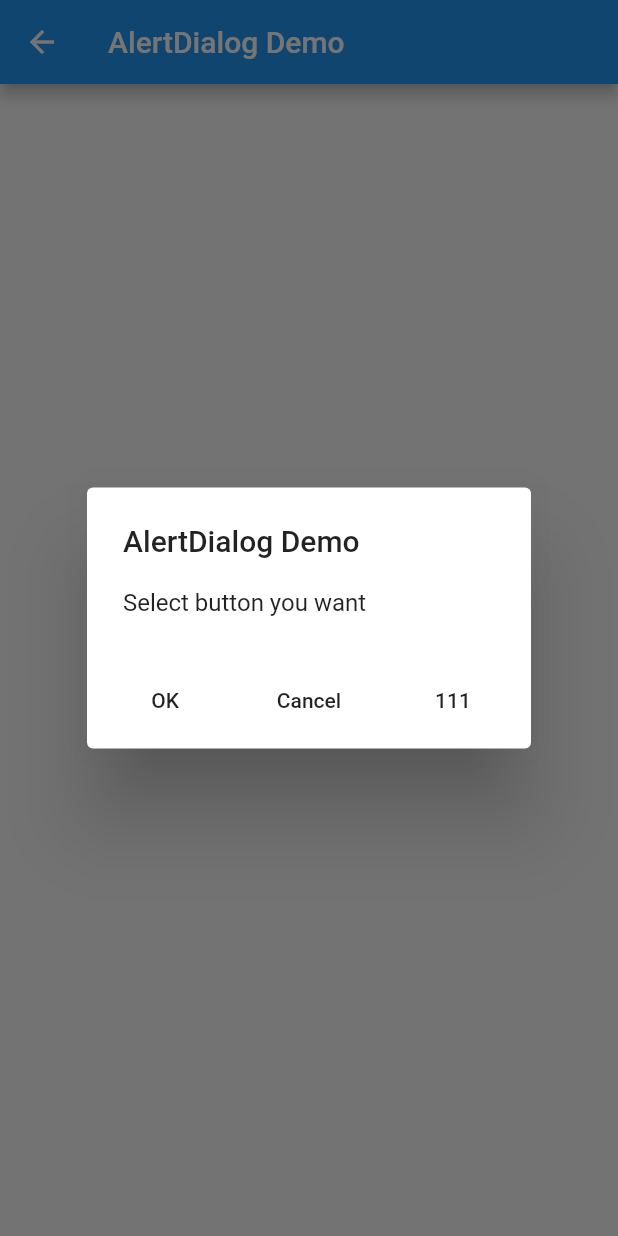
After one commit to JooOwl/Flutter_My_Study, a Flutter app: the AlertDialogDemo screen opened directly, after a tap on "Show AlertDialog", on a phone screen of 412 x 824 dp. The commit adds this screen. Run offline on Flutter 3.47's test engine with Material 2 defaults, Android fonts, the phone set to English and light mode, and no system bars.

Commit message:
경고창 추가.

```diff
--- /dev/null
+++ b/samplecode/lib/AlerDailogClass.dart
@@ -0,0 +1,69 @@
+import 'package:flutter/material.dart';
+
+class AlertDialogDemo extends StatelessWidget {
+  // Global Key of Scaffold
+  final scaffoldKey = GlobalKey<ScaffoldState>();
+
+  @override
+  Widget build(BuildContext context) {
+    return Scaffold(
+      key: scaffoldKey,
+      appBar: AppBar(title: Text("AlertDialog Demo")),
+      body: Center(
+          child: RaisedButton(
+            child: Text("Show AlertDialog"),
+            onPressed: () {
+              showAlertDialog(context);
+            },
+          )
+      ),
+    );
+  }
+
+  void showAlertDialog(BuildContext context) async {
+    String result = await showDialog(
+      context: context,
+      barrierDismissible: false, // user must tap button!
+      builder: (BuildContext context) {
+        return AlertDialog(
+          title: Text('AlertDialog Demo'),
+          content: Text("Select button you want"),
+          actions: <Widget>[
+            FlatButton(
+              child: Text('OK'),
+              onPressed: () {
+                Navigator.pop(context, "OK");
+              },
+            ),
+            FlatButton(
+              child: Text('Cancel'),
+              onPressed: () {
+                Navigator.pop(context, "Cancel");
+              },
+            ),
+            FlatButton(
+              child: Text('111'),
+              onPressed: () {
+              Navigator.pop(context, "111");
+              },
+            ),
+          ],
+        );
+      },
+    );
+
+    scaffoldKey.currentState
+      ..hideCurrentSnackBar()
+      ..showSnackBar(
+        SnackBar(
+          content: Text("Result: $result"),
+          backgroundColor: Colors.orange,
+          action: SnackBarAction(
+            label: "Done",
+            textColor: Colors.white,
+            onPressed: () {},
+          ),
+        ),
+      );
+  }
+}
--- a/samplecode/lib/main.dart
+++ b/samplecode/lib/main.dart
@@ -1,5 +1,6 @@
 import 'package:flutter/material.dart';
 import 'package:owlallsample/buttonpage/button_page_root.dart';
+import 'package:owlallsample/AlerDailogClass.dart';
 
 void main() => runApp(MyApp());
 
@@ -64,21 +65,19 @@ class _ListViewWidget extends State<ListViewWidgetPage> {
         ),
         body: ListView(
           children: <Widget>[
-            ListTile( leading: Icon(Icons.map), title: Text('$_counter'),
+            ListTile( leading: Icon(Icons.add_circle_outline), title: Text('$_counter'),
               onTap: () {
                 _ChageString();
               },
             ),
-            ListTile( leading: Icon(Icons.photo_album), title: Text('누르면 숫자가 오름'),
+            ListTile( leading: Icon(Icons.sim_card_alert), title: Text('경고 버튼 예제'),
               onTap: () {
-                _ChageString();
+                Navigator.of(context).push(MaterialPageRoute(builder: (_) => AlertDialogDemo()));
               },
             ),
-            ListTile( leading: Icon(Icons.phone), title: Text('네비게이션 페이지'),
+            ListTile( leading: Icon(Icons.navigation), title: Text('네비게이션 페이지'),
               onTap: () {
-                Navigator
-                    .of(context)
-                    .push(MaterialPageRoute(builder: (_) => BottenVeiwTop()));
+                Navigator.of(context).push(MaterialPageRoute(builder: (_) => BottenVeiwTop()));
               },
             ),
           ],
```
